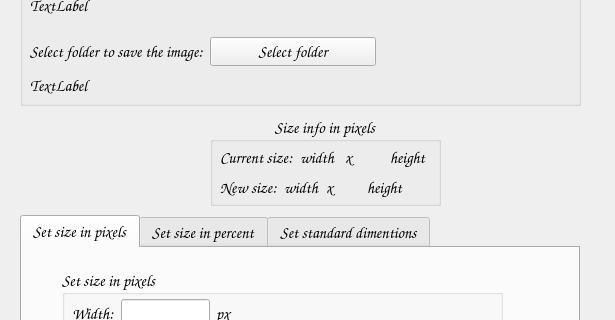
The window that App_main/UI/image_resize.ui (piotrekgelert/Image-resizer-tool) describes before a commit, drawn with Qt 5; both pictures show x 0 to 615 and y 95 to 415 of the 615 by 620 pixel window.
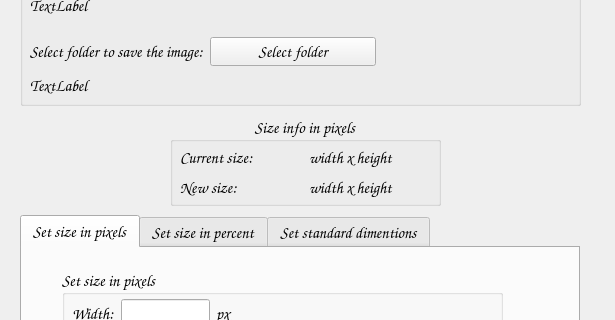
The same window after the commit.

Commit message: aspect ratio work in progress

```diff
--- a/App_main/UI/image_resize.ui
+++ b/App_main/UI/image_resize.ui
@@ -23,9 +23,9 @@
    <widget class="QGroupBox" name="gb_size_info">
     <property name="geometry">
      <rect>
-      <x>210</x>
+      <x>170</x>
       <y>210</y>
-      <width>231</width>
+      <width>271</width>
       <height>91</height>
      </rect>
     </property>
@@ -43,7 +43,7 @@
       <rect>
        <x>10</x>
        <y>30</y>
-       <width>209</width>
+       <width>251</width>
        <height>25</height>
       </rect>
      </property>
@@ -58,21 +58,7 @@
       <item>
        <widget class="QLabel" name="lb_current_width">
         <property name="text">
-         <string>width</string>
-        </property>
-       </widget>
-      </item>
-      <item>
-       <widget class="QLabel" name="lb_x1">
-        <property name="text">
-         <string>x</string>
-        </property>
-       </widget>
-      </item>
-      <item>
-       <widget class="QLabel" name="lb_current_height">
-        <property name="text">
-         <string>height</string>
+         <string>width x height</string>
         </property>
        </widget>
       </item>
@@ -83,7 +69,7 @@
       <rect>
        <x>10</x>
        <y>60</y>
-       <width>184</width>
+       <width>251</width>
        <height>25</height>
       </rect>
      </property>
@@ -98,21 +84,7 @@
       <item>
        <widget class="QLabel" name="lb_new_width">
         <property name="text">
-         <string>width</string>
-        </property>
-       </widget>
-      </item>
-      <item>
-       <widget class="QLabel" name="lb_x3">
-        <property name="text">
-         <string>x</string>
-        </property>
-       </widget>
-      </item>
-      <item>
-       <widget class="QLabel" name="lb_new_height">
-        <property name="text">
-         <string>height</string>
+         <string>width x height</string>
         </property>
        </widget>
       </item>
```
Left out of the diff: 6 changed lines with no effect on the pictures. The commit also changes 2 other files.
